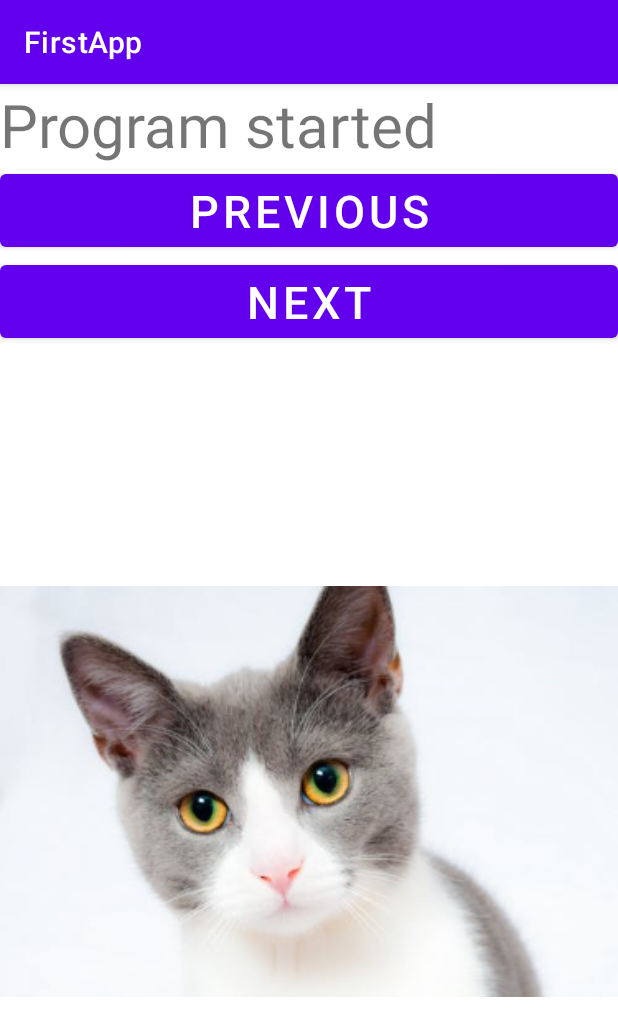
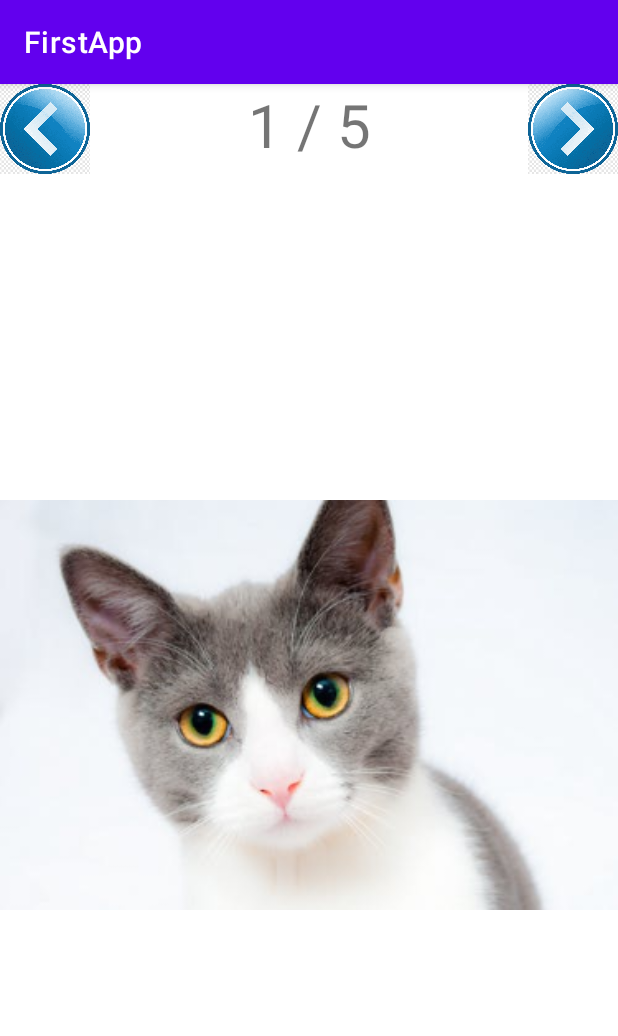
Before and after one commit to scgyong-kpu/spgp_2021, an Android app: the screen it shows after launch (MainActivity), on a phone screen of 412 x 824 dp. Shown: the top 1036 px of the screen. Run offline under Robolectric (Android 15) with nearby library versions, the light colour scheme and no system bars.

Commit message:
layout 변경하고 ImageButton 사용.

```diff
--- a/Samples/FirstApp/app/src/main/java/kr/ac/kpu/game/s1234567/firstapp/MainActivity.java
+++ b/Samples/FirstApp/app/src/main/java/kr/ac/kpu/game/s1234567/firstapp/MainActivity.java
@@ -4,7 +4,6 @@ import androidx.appcompat.app.AppCompatActivity;
 
 import android.os.Bundle;
 import android.view.View;
-import android.widget.Button;
 import android.widget.ImageView;
 import android.widget.TextView;
 
@@ -13,15 +12,26 @@ public class MainActivity extends AppCompatActivity {
     private TextView mainTextView;
     private ImageView mainImageView;
 
+    private int pageIndex;
+    private static int[] resIds = {
+            R.mipmap.cat1,
+            R.mipmap.cat2,
+            R.mipmap.cat3,
+            R.mipmap.cat4,
+            R.mipmap.cat5,
+    };
+
     @Override
     protected void onCreate(Bundle savedInstanceState) {
         super.onCreate(savedInstanceState);
         setContentView(R.layout.activity_main);
 
+        pageIndex = 0;
+
         mainTextView = findViewById(R.id.mainTextView);
-        mainTextView.setText("Program started");
+        mainImageView = findViewById(R.id.mainImageView);
 
-        mainImageView = findViewById(R.id.mainImageView);
+        showImage();
 
 //        Button helloButton = findViewById(R.id.helloButton);
 //        helloButton.setOnClickListener(this);
@@ -30,13 +40,25 @@ public class MainActivity extends AppCompatActivity {
 //        worldButton.setOnClickListener(this);
     }
 
-    public void onBtnHello(View view) {
-        mainTextView.setText("2 / 5");
-        mainImageView.setImageResource(R.mipmap.cat2);
+    public void onBtnPrevious(View view) {
+        if (pageIndex == 0) {
+            return; // early return
+        }
+        pageIndex--;
+        showImage();
     }
 
-    public void onBtnWorld(View view) {
-        mainTextView.setText("3 / 5");
-        mainImageView.setImageResource(R.mipmap.cat3);
+    public void onBtnNext(View view) {
+        if (pageIndex == resIds.length - 1) {
+            return; // early return
+        }
+        pageIndex++;
+        showImage();
+    }
+
+    private void showImage() {
+        mainTextView.setText((pageIndex + 1) + " / " + resIds.length);
+        int resId = resIds[pageIndex];
+        mainImageView.setImageResource(resId);
     }
 }
--- /dev/null
+++ b/Samples/FirstApp/app/src/main/res/drawable/sel_btn_prev.xml
@@ -0,0 +1,4 @@
+<?xml version="1.0" encoding="utf-8"?>
+<selector xmlns:android="http://schemas.android.com/apk/res/android">
+
+</selector>
--- a/Samples/FirstApp/app/src/main/res/layout/activity_main.xml
+++ b/Samples/FirstApp/app/src/main/res/layout/activity_main.xml
@@ -7,29 +7,38 @@
     android:orientation="vertical"
     tools:context=".MainActivity">
 
+    <LinearLayout
+        android:layout_width="match_parent"
+        android:layout_height="wrap_content"
+        android:orientation="horizontal"
+        >
+        <ImageButton
+            android:id="@+id/helloButton"
+            android:layout_width="60dp"
+            android:layout_height="60dp"
+            android:background="@mipmap/prev"
+            android:textSize="30sp"
+            android:onClick="onBtnPrevious"
+            />
         <TextView
             android:id="@+id/mainTextView"
             android:layout_width="match_parent"
             android:layout_height="wrap_content"
+            android:layout_weight="1"
             android:text="Hello World!"
             android:textSize="40sp"
+            android:gravity="center"
             />
-    <Button
-        android:id="@+id/helloButton"
-        android:layout_width="match_parent"
-        android:layout_height="wrap_content"
-        android:text="Previous"
+        <ImageButton
+            android:id="@+id/worldButton"
+            android:layout_width="60dp"
+            android:layout_height="60dp"
+            android:background="@mipmap/next"
             android:textSize="30sp"
-        android:onClick="onBtnHello"
+            android:onClick="onBtnNext"
             />
-    <Button
-        android:id="@+id/worldButton"
-        android:layout_width="match_parent"
-        android:layout_height="wrap_content"
-        android:text="Next"
-        android:textSize="30sp"
-        android:onClick="onBtnWorld"
-        />
+
+    </LinearLayout>
     <ImageView
         android:id="@+id/mainImageView"
         android:layout_width="match_parent"
```
Lines whose indentation alone changed are shown as unchanged.
